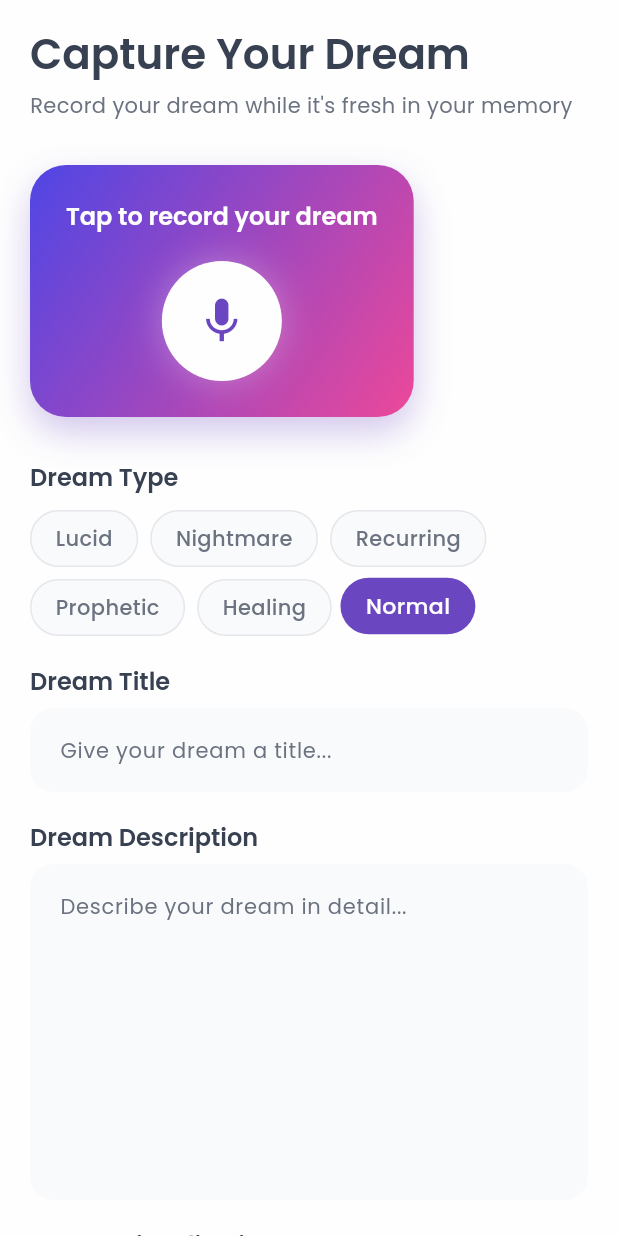
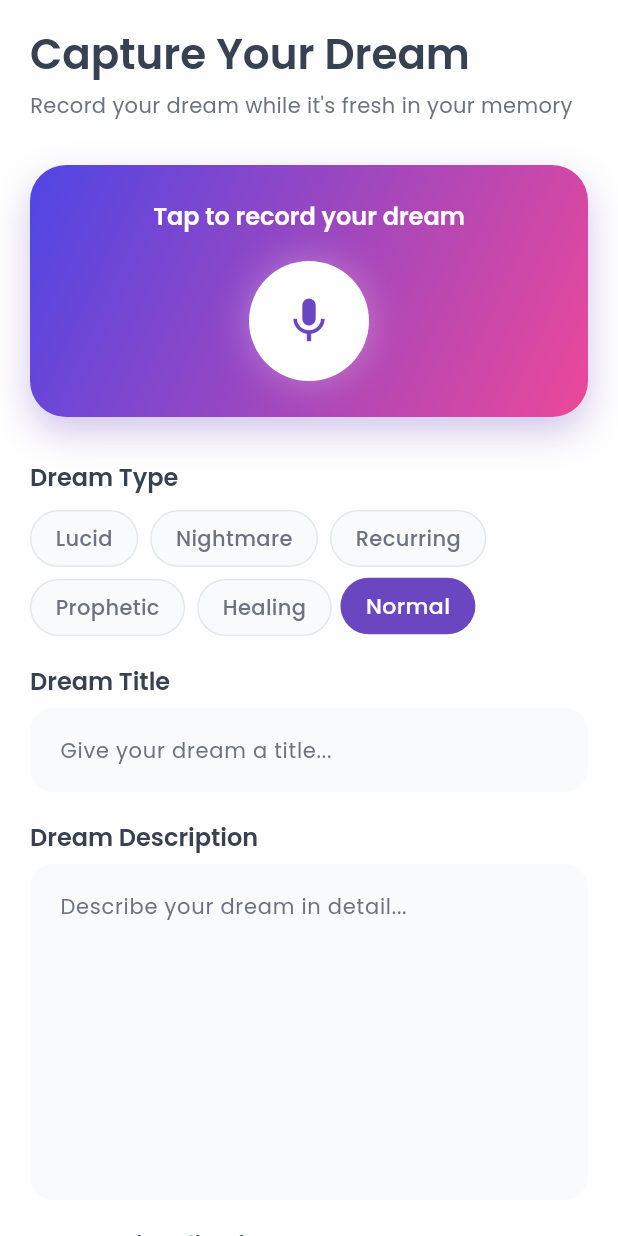
Before and after one commit to gabeliss/dreamdex, a Flutter app: the AddDreamScreen screen opened directly, on a phone screen of 412 x 824 dp. Run offline on Flutter 3.47's test engine with Material 3 defaults, Android fonts, the phone set to English and light mode, and no system bars; drawn by our look-alikes of flutter_animate; our stand-ins replace dio, flutter_dotenv, flutter_staggered_animations, permission_handler, shared_preferences, speech_to_text; missing offline and left inert: clerk_auth, clerk_flutter; accounts and stored records are empty.

Commit message:
small ui fixes

```diff
--- a/lib/screens/add_dream_screen.dart
+++ b/lib/screens/add_dream_screen.dart
@@ -146,6 +146,7 @@ class _AddDreamScreenState extends State<AddDreamScreen>
 
   Widget _buildVoiceRecordingSection(SpeechService speechService) {
     return Container(
+      width: double.infinity, // Make container take full width
       padding: const EdgeInsets.all(24),
       decoration: BoxDecoration(
         gradient: AppColors.dreamGradient,
```
Also changed, not shown: lib/screens/home_screen.dart (+9 -0 lines).
